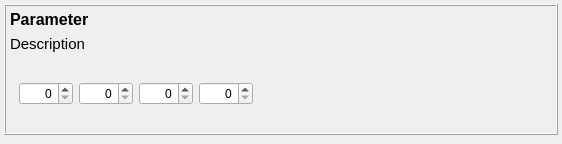
openscad/openscad, file src/parameter/ParameterEntryWidget.ui: the form before one commit.
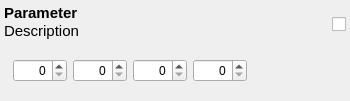
The form after the commit. The open tabs and pages were chosen to show the change.

Commit message: try to minimize spacing

```diff
--- a/src/parameter/ParameterEntryWidget.ui
+++ b/src/parameter/ParameterEntryWidget.ui
@@ -6,10 +6,22 @@
    <rect>
     <x>0</x>
     <y>0</y>
-    <width>562</width>
-    <height>144</height>
+    <width>350</width>
+    <height>101</height>
    </rect>
   </property>
+  <property name="sizePolicy">
+   <sizepolicy hsizetype="Minimum" vsizetype="Minimum">
+    <horstretch>0</horstretch>
+    <verstretch>0</verstretch>
+   </sizepolicy>
+  </property>
+  <property name="minimumSize">
+   <size>
+    <width>0</width>
+    <height>0</height>
+   </size>
+  </property>
   <property name="windowTitle">
    <string>Form</string>
   </property>
@@ -24,40 +36,229 @@
     <number>4</number>
    </property>
    <property name="bottomMargin">
-    <number>9</number>
+    <number>4</number>
    </property>
    <property name="spacing">
     <number>0</number>
    </property>
    <item row="1" column="0">
-    <widget class="QFrame" name="frame">
-     <property name="frameShape">
-      <enum>QFrame::Box</enum>
+    <layout class="QGridLayout" name="gridLayout_11">
+     <property name="horizontalSpacing">
+      <number>2</number>
      </property>
-     <property name="frameShadow">
-      <enum>QFrame::Raised</enum>
+     <item row="0" column="0">
+      <widget class="QLabel" name="labelParameter">
+       <property name="font">
+        <font>
+         <pointsize>11</pointsize>
+         <weight>75</weight>
+         <bold>true</bold>
+        </font>
      </property>
      <property name="lineWidth">
-      <number>1</number>
-     </property>
-     <property name="midLineWidth">
+        <number>0</number>
+       </property>
+       <property name="text">
+        <string>Parameter</string>
+       </property>
+      </widget>
+     </item>
+     <item row="0" column="2" rowspan="3">
+      <widget class="QStackedWidget" name="stackedWidget_2">
+       <property name="sizePolicy">
+        <sizepolicy hsizetype="Maximum" vsizetype="Minimum">
+         <horstretch>0</horstretch>
+         <verstretch>0</verstretch>
+        </sizepolicy>
+       </property>
+       <property name="lineWidth">
       <number>0</number>
      </property>
-     <layout class="QGridLayout" name="gridLayout_6">
-      <property name="leftMargin">
+       <property name="currentIndex">
        <number>4</number>
       </property>
+       <widget class="QWidget" name="pageCheckBox_2">
+        <property name="sizePolicy">
+         <sizepolicy hsizetype="MinimumExpanding" vsizetype="MinimumExpanding">
+          <horstretch>0</horstretch>
+          <verstretch>0</verstretch>
+         </sizepolicy>
+        </property>
+        <layout class="QVBoxLayout" name="verticalLayout_2">
+         <property name="spacing">
+          <number>0</number>
+         </property>
+         <property name="leftMargin">
+          <number>0</number>
+         </property>
       <property name="topMargin">
-       <number>4</number>
+          <number>0</number>
       </property>
       <property name="rightMargin">
-       <number>4</number>
+          <number>0</number>
       </property>
       <property name="bottomMargin">
-       <number>4</number>
-      </property>
+          <number>0</number>
+         </property>
+         <item>
+          <widget class="QCheckBox" name="checkBox">
+           <property name="sizePolicy">
+            <sizepolicy hsizetype="Maximum" vsizetype="Minimum">
+             <horstretch>0</horstretch>
+             <verstretch>0</verstretch>
+            </sizepolicy>
+           </property>
+           <property name="layoutDirection">
+            <enum>Qt::RightToLeft</enum>
+           </property>
+           <property name="text">
+            <string/>
+           </property>
+          </widget>
+         </item>
+        </layout>
+       </widget>
+       <widget class="QWidget" name="pageSlider_2">
+        <layout class="QGridLayout" name="gridLayout_7">
+         <property name="leftMargin">
+          <number>0</number>
+         </property>
+         <property name="topMargin">
+          <number>0</number>
+         </property>
+         <property name="rightMargin">
+          <number>0</number>
+         </property>
+         <property name="bottomMargin">
+          <number>0</number>
+         </property>
+         <property name="spacing">
+          <number>0</number>
+         </property>
+        </layout>
+       </widget>
+       <widget class="QWidget" name="pageComboBox_2">
+        <layout class="QGridLayout" name="gridLayout_8">
+         <property name="leftMargin">
+          <number>0</number>
+         </property>
+         <property name="topMargin">
+          <number>0</number>
+         </property>
+         <property name="rightMargin">
+          <number>0</number>
+         </property>
+         <property name="bottomMargin">
+          <number>0</number>
+         </property>
+         <property name="spacing">
+          <number>0</number>
+         </property>
+        </layout>
+       </widget>
+       <widget class="QWidget" name="pageText_2">
+        <layout class="QGridLayout" name="gridLayout_9">
+         <property name="leftMargin">
+          <number>0</number>
+         </property>
+         <property name="topMargin">
+          <number>0</number>
+         </property>
+         <property name="rightMargin">
+          <number>0</number>
+         </property>
+         <property name="bottomMargin">
+          <number>0</number>
+         </property>
+         <property name="spacing">
+          <number>0</number>
+         </property>
+        </layout>
+       </widget>
+       <widget class="QWidget" name="pageVector_2">
+        <property name="sizePolicy">
+         <sizepolicy hsizetype="MinimumExpanding" vsizetype="MinimumExpanding">
+          <horstretch>0</horstretch>
+          <verstretch>0</verstretch>
+         </sizepolicy>
+        </property>
+        <layout class="QGridLayout" name="gridLayout_10">
+         <item row="0" column="0">
+          <widget class="QDoubleSpinBox" name="doubleSpinBox">
+           <property name="sizePolicy">
+            <sizepolicy hsizetype="Fixed" vsizetype="Fixed">
+             <horstretch>0</horstretch>
+             <verstretch>0</verstretch>
+            </sizepolicy>
+           </property>
+           <property name="alignment">
+            <set>Qt::AlignRight|Qt::AlignTrailing|Qt::AlignVCenter</set>
+           </property>
+           <property name="decimals">
+            <number>0</number>
+           </property>
+           <property name="maximum">
+            <double>1000.000000000000000</double>
+           </property>
+          </widget>
+         </item>
+        </layout>
+       </widget>
+      </widget>
+     </item>
+     <item row="1" column="0">
+      <widget class="QLabel" name="labelDescription">
+       <property name="font">
+        <font>
+         <pointsize>11</pointsize>
+        </font>
+       </property>
+       <property name="lineWidth">
+        <number>0</number>
+       </property>
+       <property name="text">
+        <string>Description</string>
+       </property>
+       <property name="wordWrap">
+        <bool>true</bool>
+       </property>
+      </widget>
+     </item>
+     <item row="2" column="0">
+      <spacer name="horizontalSpacer_2">
+       <property name="orientation">
+        <enum>Qt::Horizontal</enum>
+       </property>
+       <property name="sizeHint" stdset="0">
+        <size>
+         <width>40</width>
+         <height>5</height>
+        </size>
+       </property>
+      </spacer>
+     </item>
+    </layout>
+   </item>
       <item row="2" column="0">
        <widget class="QStackedWidget" name="stackedWidget">
+     <property name="enabled">
+      <bool>true</bool>
+     </property>
+     <property name="sizePolicy">
+      <sizepolicy hsizetype="Minimum" vsizetype="Minimum">
+       <horstretch>0</horstretch>
+       <verstretch>0</verstretch>
+      </sizepolicy>
+     </property>
+     <property name="minimumSize">
+      <size>
+       <width>0</width>
+       <height>0</height>
+      </size>
+     </property>
+     <property name="lineWidth">
+      <number>0</number>
+     </property>
         <property name="currentIndex">
          <number>4</number>
         </property>
@@ -78,13 +279,6 @@
           <property name="bottomMargin">
            <number>0</number>
           </property>
-          <item>
-           <widget class="QCheckBox" name="checkBox">
-            <property name="text">
-             <string/>
-            </property>
-           </widget>
-          </item>
          </layout>
         </widget>
         <widget class="QWidget" name="pageSlider">
@@ -181,9 +375,21 @@
          </layout>
         </widget>
         <widget class="QWidget" name="pageVector">
+      <property name="sizePolicy">
+       <sizepolicy hsizetype="Preferred" vsizetype="Minimum">
+        <horstretch>0</horstretch>
+        <verstretch>0</verstretch>
+       </sizepolicy>
+      </property>
          <layout class="QGridLayout" name="gridLayout_2">
           <item row="0" column="1">
            <widget class="QDoubleSpinBox" name="doubleSpinBox2">
+         <property name="sizePolicy">
+          <sizepolicy hsizetype="Minimum" vsizetype="Fixed">
+           <horstretch>0</horstretch>
+           <verstretch>0</verstretch>
+          </sizepolicy>
+         </property>
             <property name="alignment">
              <set>Qt::AlignRight|Qt::AlignTrailing|Qt::AlignVCenter</set>
             </property>
@@ -197,6 +403,12 @@
           </item>
           <item row="0" column="0">
            <widget class="QDoubleSpinBox" name="doubleSpinBox1">
+         <property name="sizePolicy">
+          <sizepolicy hsizetype="Minimum" vsizetype="Fixed">
+           <horstretch>0</horstretch>
+           <verstretch>0</verstretch>
+          </sizepolicy>
+         </property>
             <property name="alignment">
              <set>Qt::AlignRight|Qt::AlignTrailing|Qt::AlignVCenter</set>
             </property>
@@ -210,6 +422,12 @@
           </item>
           <item row="0" column="2">
            <widget class="QDoubleSpinBox" name="doubleSpinBox3">
+         <property name="sizePolicy">
+          <sizepolicy hsizetype="Minimum" vsizetype="Fixed">
+           <horstretch>0</horstretch>
+           <verstretch>0</verstretch>
+          </sizepolicy>
+         </property>
             <property name="alignment">
              <set>Qt::AlignRight|Qt::AlignTrailing|Qt::AlignVCenter</set>
             </property>
@@ -229,13 +447,19 @@
             <property name="sizeHint" stdset="0">
              <size>
               <width>40</width>
-              <height>20</height>
+           <height>5</height>
              </size>
             </property>
            </spacer>
           </item>
           <item row="0" column="3">
            <widget class="QDoubleSpinBox" name="doubleSpinBox4">
+         <property name="sizePolicy">
+          <sizepolicy hsizetype="Minimum" vsizetype="Fixed">
+           <horstretch>0</horstretch>
+           <verstretch>0</verstretch>
+          </sizepolicy>
+         </property>
             <property name="alignment">
              <set>Qt::AlignRight|Qt::AlignTrailing|Qt::AlignVCenter</set>
             </property>
@@ -249,38 +473,6 @@
           </item>
          </layout>
         </widget>
-       </widget>
-      </item>
-      <item row="1" column="0">
-       <widget class="QLabel" name="labelDescription">
-        <property name="font">
-         <font>
-          <pointsize>11</pointsize>
-         </font>
-        </property>
-        <property name="text">
-         <string>Description</string>
-        </property>
-        <property name="wordWrap">
-         <bool>true</bool>
-        </property>
-       </widget>
-      </item>
-      <item row="0" column="0">
-       <widget class="QLabel" name="labelParameter">
-        <property name="font">
-         <font>
-          <pointsize>12</pointsize>
-          <weight>75</weight>
-          <bold>true</bold>
-         </font>
-        </property>
-        <property name="text">
-         <string>Parameter</string>
-        </property>
-       </widget>
-      </item>
-     </layout>
     </widget>
    </item>
   </layout>
```
Left out of the diff: 68 changed lines with no effect on the pictures. Lines whose indentation alone changed are shown as unchanged. The commit also changes 11 other files.
